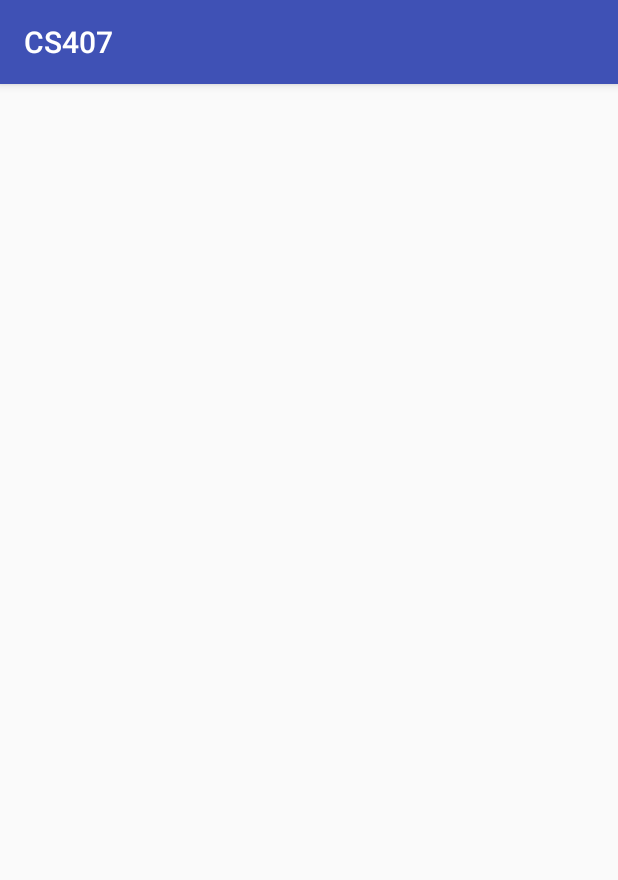
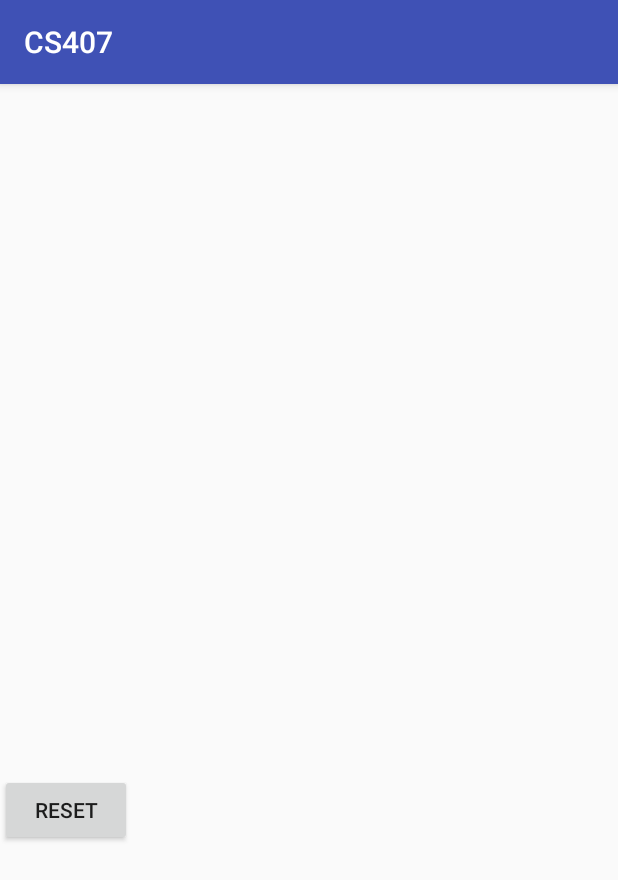
Before and after one commit to MJanick/CS407, an Android app: the Room5 screen opened directly, with no data from a screen before it, on a phone screen of 412 x 824 dp. Shown: the top 880 px of the screen. Run offline under Robolectric (Android 15) with nearby library versions, the phone set to English and light mode, and no system bars.

Commit message:
Added working reset button.

```diff
--- a/app/src/main/res/layout/activity_room5.xml
+++ b/app/src/main/res/layout/activity_room5.xml
@@ -6,4 +6,12 @@
     android:layout_height="match_parent"
     tools:context="apackage.cs407.Room5">
 
+    <Button
+        android:id="@+id/reset"
+        android:layout_width="wrap_content"
+        android:layout_height="wrap_content"
+        android:layout_marginBottom="100dp"
+        android:layout_marginTop="460dp"
+        android:text="Reset" />
+
 </RelativeLayout>
```
